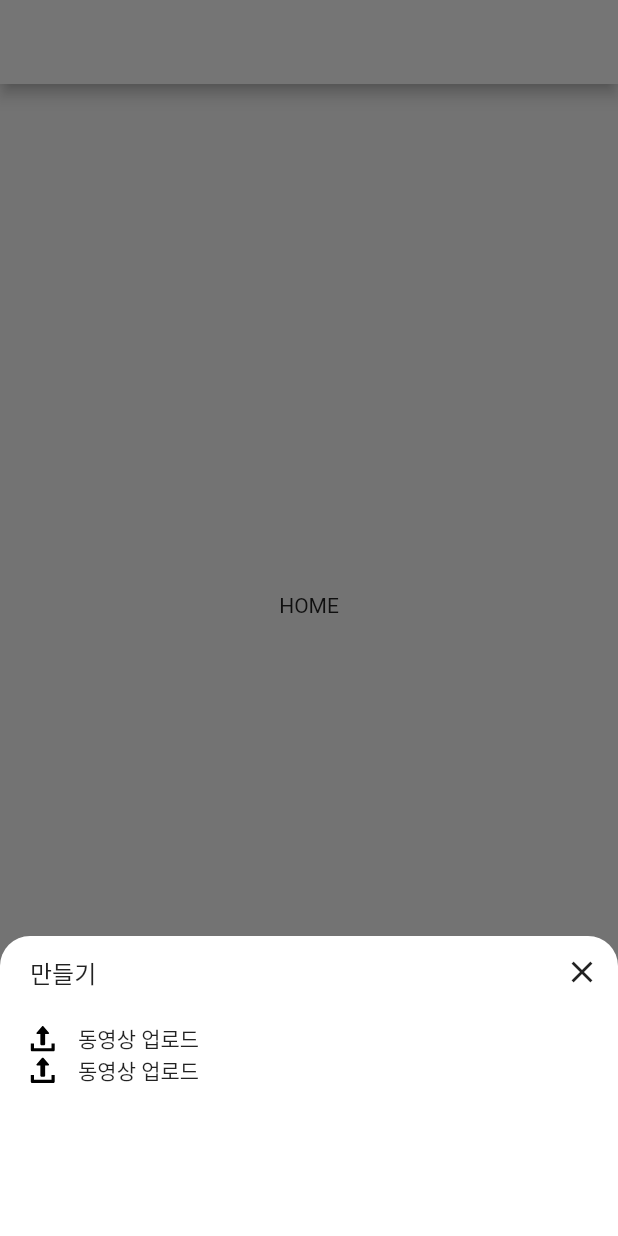
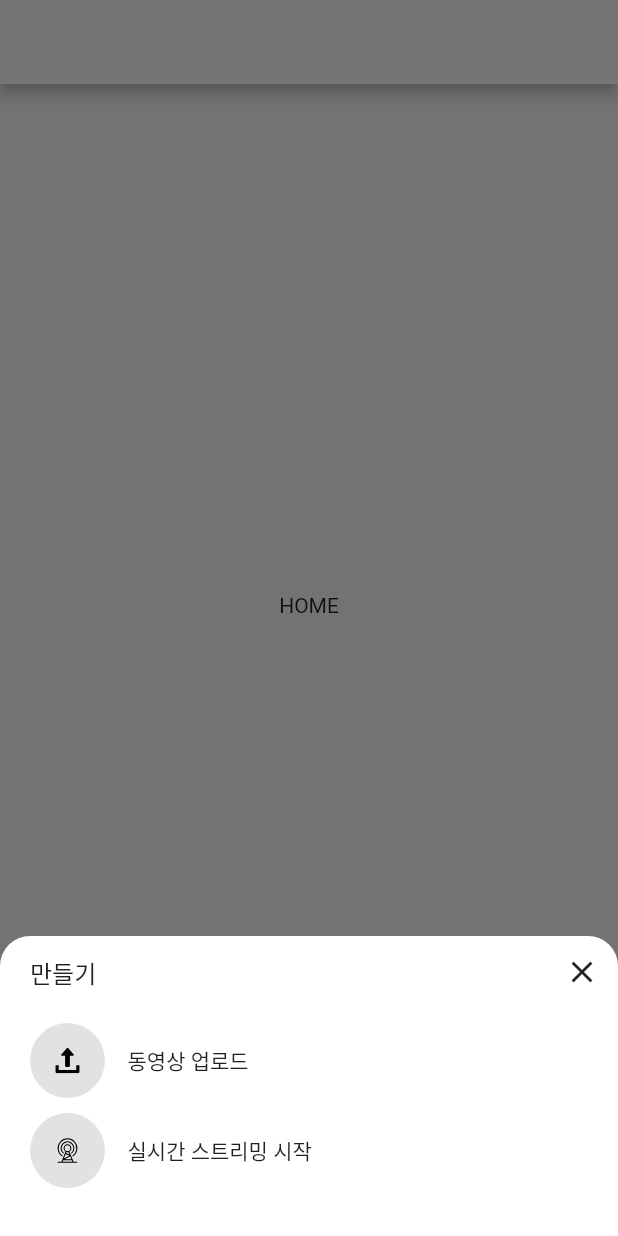
Before and after one commit to tjdans345/FlutterGetxParctice, a Flutter app: the screen it shows after launch, item 3 of the bottom bar chosen, on a phone screen of 412 x 824 dp. Run offline on Flutter 3.47's test engine with Material 2 defaults, Android fonts, the phone set to English and light mode, and no system bars; our stand-ins replace flutter_svg, get.

Commit message:
메인 화면, 업로드 화면 디자인 완료

```diff
--- a/lib/src/components/youtube_bottom_sheet.dart
+++ b/lib/src/components/youtube_bottom_sheet.dart
@@ -21,18 +21,26 @@ class YoutubeBottomSheet extends StatelessWidget {
   Widget _itemButton(
       {String icon, double iconSize, String label, Function() onTap}) {
     return InkWell(
-      onTap: () {},
+      onTap: onTap,
       child: Row(
         children: [
           Container(
-            width: 17,
-            height: 17,
-            child: SvgPicture.asset("assets/svg/icons/upload.svg"),
+            width: 50,
+            height: 50,
+            decoration: BoxDecoration(
+                shape: BoxShape.circle, color: Colors.grey.withOpacity(0.3)),
+            child: Center(
+              child: Container(
+                width: iconSize,
+                height: iconSize,
+                child: SvgPicture.asset("assets/svg/icons/$icon.svg"),
+              ),
+            ),
           ),
           SizedBox(
             width: 15.0,
           ),
-          Text("동영상 업로드"),
+          Text(label),
         ],
       ),
     );
@@ -54,13 +62,22 @@ class YoutubeBottomSheet extends StatelessWidget {
               height: 10.0,
             ),
             _itemButton(
-                icon: "upload.svg",
+                icon: "upload",
                 iconSize: 17,
                 label: "동영상 업로드",
                 onTap: () {
                   print("동영상 업로드 기능");
                 }),
-            _itemButton(),
+            SizedBox(
+              height: 10.0,
+            ),
+            _itemButton(
+                icon: "broadcast",
+                iconSize: 25,
+                label: "실시간 스트리밍 시작",
+                onTap: () {
+                  print("실시간 스트리밍 시작 기능");
+                }),
           ],
         ),
       ),
```
